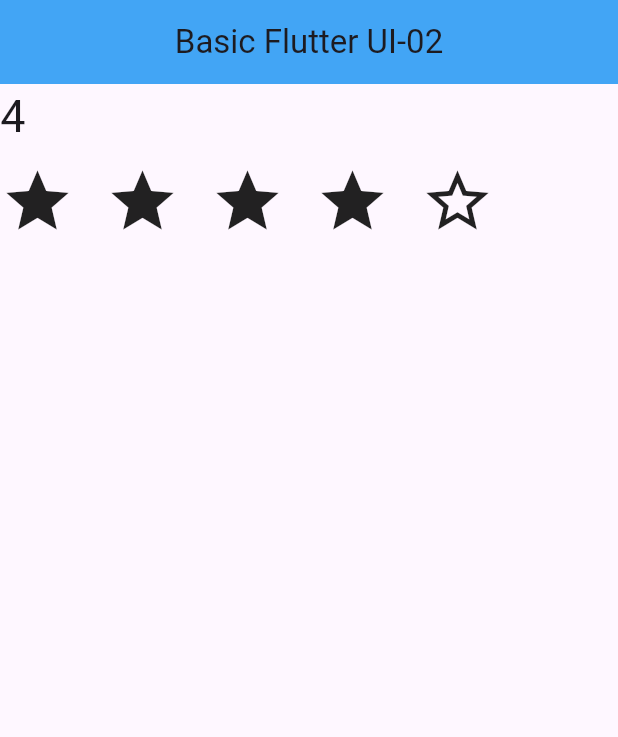
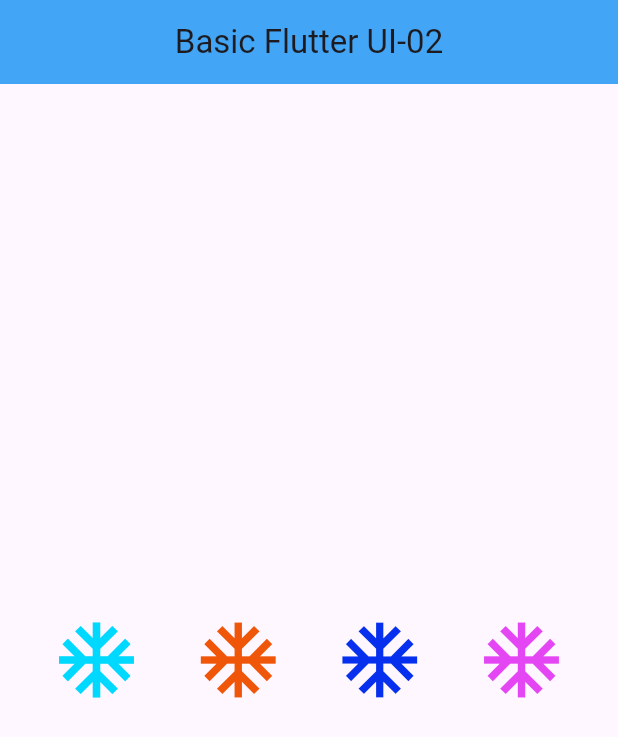
Before and after one commit to LamiaLiza991/flutter_application_1, a Flutter app: the screen it shows after launch, on a phone screen of 412 x 824 dp. Shown: the top 737 px of the screen. Run offline on Flutter 3.47's test engine with Material 3 defaults, Android fonts, the phone set to English and light mode, and no system bars.

Commit message:
centrally icon allinged

```diff
--- a/lib/main.dart
+++ b/lib/main.dart
@@ -17,36 +17,38 @@ class LabClass05 extends StatelessWidget {
           backgroundColor: Colors.blue[400],
           centerTitle: true,
         ),
-        body: Center(
-          // Centers the entire content vertically and horizontally
-          child: Column(
-            crossAxisAlignment: CrossAxisAlignment
-                .start, // Aligns the "4" and icons to the left
+        body: Container(
+          height: double.infinity,
+          child: Row(
+            mainAxisAlignment: MainAxisAlignment.spaceEvenly,
+            crossAxisAlignment: CrossAxisAlignment.center,
             children: [
-              Text(
-                "4",
-                style: TextStyle(
-                  fontSize: 30,
-                ),
+              Icon(
+                Icons.ac_unit,
+                size: 60,
+                color: const Color.fromARGB(255, 0, 217, 255),
               ),
-              SizedBox(height: 10), // Adds space between the "4" and the icons
-              Row(
-                children: [
-                  Icon(Icons.star, size: 50),
-                  SizedBox(width: 20),
-                  Icon(Icons.star, size: 50),
-                  SizedBox(width: 20),
-                  Icon(Icons.star, size: 50),
-                  SizedBox(width: 20),
-                  Icon(Icons.star, size: 50),
-                  SizedBox(width: 20),
-                  Icon(Icons.star_outline, size: 50),
-                ],
+              Icon(
+                Icons.ac_unit,
+                size: 60,
+                color: const Color.fromARGB(255, 240, 86, 9),
+              ),
+              Icon(
+                Icons.ac_unit,
+                size: 60,
+                color: const Color.fromARGB(255, 6, 48, 237),
+              ),
+              Icon(
+                Icons.ac_unit,
+                size: 60,
+                color: const Color.fromARGB(255, 228, 70, 243),
               ),
             ],
           ),
+        )
+
         ),
-      ),
+
     );
   }
 }
```
